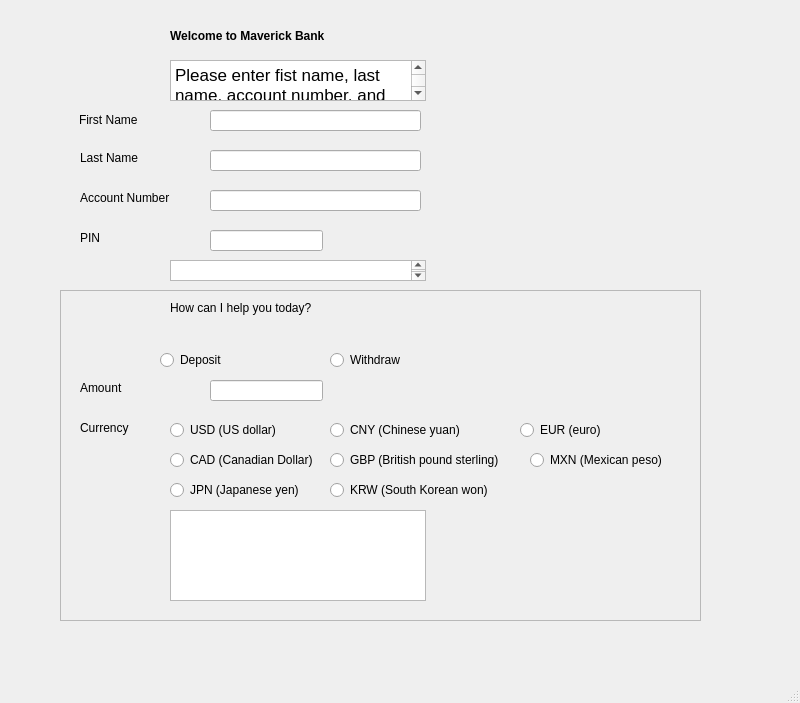
The window that gui.ui (SarahNakamura/CIST1620_FinalProject_2) describes before a commit, drawn with Qt 5.
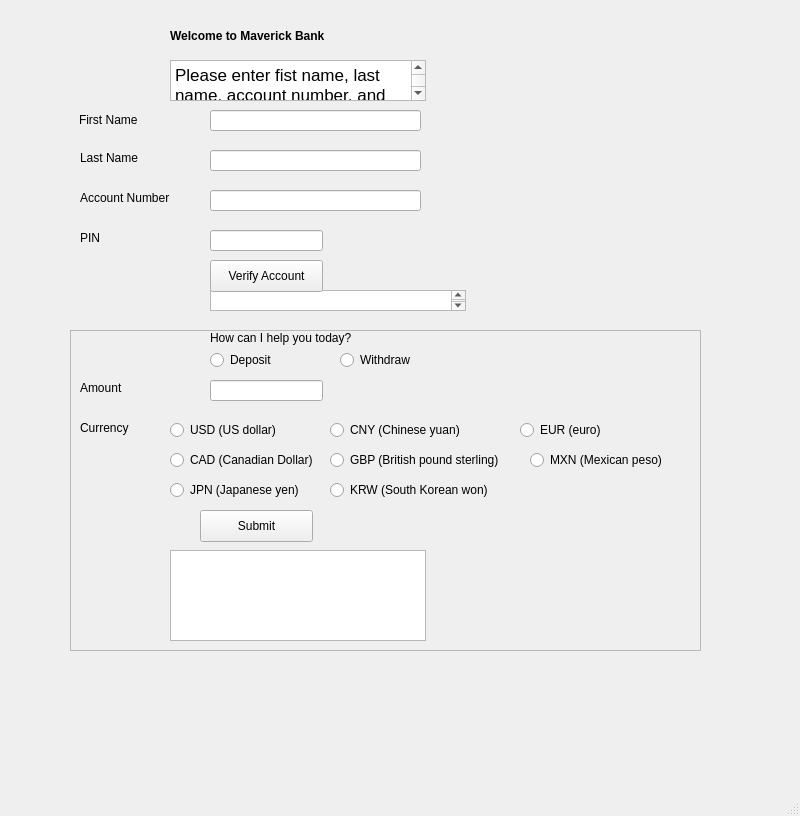
The same window after the commit.

What changed in the file:
```diff
--- a/gui.ui
+++ b/gui.ui
@@ -7,7 +7,7 @@
     <x>0</x>
     <y>0</y>
     <width>800</width>
-    <height>703</height>
+    <height>816</height>
    </rect>
   </property>
   <property name="windowTitle">
@@ -110,8 +110,8 @@
    <widget class="QTextBrowser" name="current_amount">
     <property name="geometry">
      <rect>
-      <x>170</x>
-      <y>260</y>
+      <x>210</x>
+      <y>290</y>
       <width>256</width>
       <height>21</height>
      </rect>
@@ -120,7 +120,7 @@
    <widget class="QRadioButton" name="deposit">
     <property name="geometry">
      <rect>
-      <x>160</x>
+      <x>210</x>
       <y>350</y>
       <width>100</width>
       <height>20</height>
@@ -133,8 +133,8 @@
    <widget class="QLabel" name="second_message">
     <property name="geometry">
      <rect>
-      <x>170</x>
-      <y>300</y>
+      <x>210</x>
+      <y>330</y>
       <width>251</width>
       <height>16</height>
      </rect>
@@ -146,7 +146,7 @@
    <widget class="QRadioButton" name="withdraw">
     <property name="geometry">
      <rect>
-      <x>330</x>
+      <x>340</x>
       <y>350</y>
       <width>171</width>
       <height>20</height>
@@ -340,7 +340,7 @@
     <property name="geometry">
      <rect>
       <x>170</x>
-      <y>510</y>
+      <y>550</y>
       <width>256</width>
       <height>91</height>
      </rect>
@@ -352,10 +352,10 @@
     </property>
     <property name="geometry">
      <rect>
-      <x>60</x>
-      <y>290</y>
-      <width>641</width>
-      <height>331</height>
+      <x>70</x>
+      <y>330</y>
+      <width>631</width>
+      <height>321</height>
      </rect>
     </property>
     <property name="frameShape">
@@ -365,6 +365,32 @@
      <enum>QFrame::Raised</enum>
     </property>
    </widget>
+   <widget class="QPushButton" name="submit">
+    <property name="geometry">
+     <rect>
+      <x>200</x>
+      <y>510</y>
+      <width>113</width>
+      <height>32</height>
+     </rect>
+    </property>
+    <property name="text">
+     <string>Submit</string>
+    </property>
+   </widget>
+   <widget class="QPushButton" name="verify">
+    <property name="geometry">
+     <rect>
+      <x>210</x>
+      <y>260</y>
+      <width>113</width>
+      <height>32</height>
+     </rect>
+    </property>
+    <property name="text">
+     <string>Verify Account</string>
+    </property>
+   </widget>
   </widget>
   <widget class="QMenuBar" name="menubar">
    <property name="geometry">
```
